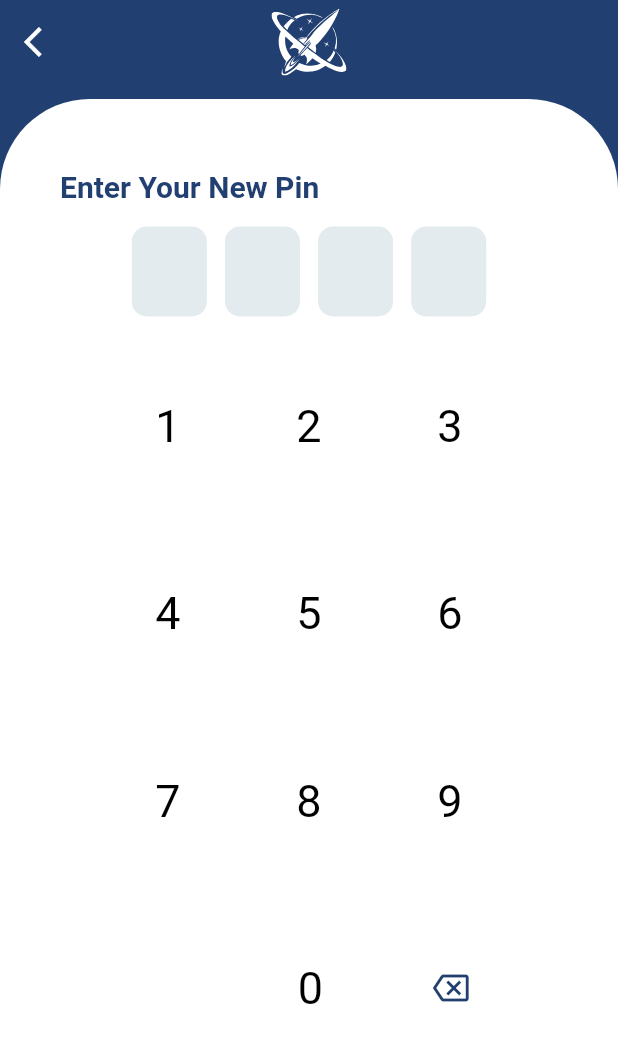
After one commit to faiqkhan480/MensaLinks, a Flutter app: the AccountCreated screen opened by its route, after a tap on "Set Your New Security PIN", on a phone screen of 412 x 824 dp. The commit adds this screen. Shown: the top 1043 px of the screen. Run offline on Flutter 3.47's test engine with Material 2 defaults, Android fonts, the phone set to English and light mode, and no system bars; drawn by our look-alikes of pin_code_fields; our stand-ins replace dropdown_button2, flutter_svg, get, liquid_progress_indicator, simple_animations; missing offline and left inert: animated_check, easy_card_scanner; Roboto replaces fonts that are missing (Ubuntu).

Commit message:
add font family & set pin screen

```diff
--- a/lib/controller/auth_controller.dart
+++ b/lib/controller/auth_controller.dart
@@ -16,6 +16,7 @@ class AuthController extends GetxController {
   TextEditingController address1 = TextEditingController();
   TextEditingController address2 = TextEditingController();
   TextEditingController poBox = TextEditingController();
+  TextEditingController pinField = TextEditingController();
   List<String> months = [
     'Jan',
     'Feb',
@@ -50,4 +51,8 @@ class AuthController extends GetxController {
     );
     log('Printing Camera Details: ');
   }
+
+  void handleChange(val) => pinField.text = pinField.text + val;
+
+  void handleDelete() => pinField.text = pinField.text.substring(0, pinField.text.length - 1);
 }
--- a/lib/lang/lang.dart
+++ b/lib/lang/lang.dart
@@ -37,6 +37,7 @@ class Lang extends Translations {
           'done': 'Done',
           'account_successfully_created': 'Account Successfully Created',
           'set_your_new_pin': 'Set Your New Security PIN',
+          'enter_your_new_pin': 'Enter Your New Pin',
           '': '',
 
         },
--- a/lib/main.dart
+++ b/lib/main.dart
@@ -21,8 +21,8 @@ class MensaLinks extends StatelessWidget {
       translations: Lang(),
       locale: Constants.currentLocale,
       fallbackLocale: const Locale('en', 'US'),
+      theme: ThemeData(fontFamily: "Ubuntu"),
       debugShowCheckedModeBanner: false,
-      // home: Splash(),
       initialRoute: AppRoutes.SPLASH,
       getPages: AppPages.list,
     );
--- a/lib/routes/app_pages.dart
+++ b/lib/routes/app_pages.dart
@@ -46,7 +46,7 @@ class AppPages {
     ),
     GetPage(
         name: AppRoutes.PIN,
-        page: () => const PinScreen()
+        page: () => PinScreen()
     ),
   ];
 }
--- a/lib/screens/auth/pin_screen.dart
+++ b/lib/screens/auth/pin_screen.dart
@@ -1,10 +1,63 @@
 import 'package:flutter/material.dart';
+import 'package:get/get.dart';
+import 'package:mensa_links/controller/auth_controller.dart';
+import 'package:mensa_links/routes/app_routes.dart';
+
+import '../../utils/colors.dart';
+import '../../utils/constants.dart';
+import '../../utils/screen_properties.dart';
+import '../../widgets/custom_pin_field.dart';
+import '../../widgets/keypad.dart';
+import '../../widgets/simple_default_layout.dart';
+import '../../widgets/title_text.dart';
 
 class PinScreen extends StatelessWidget {
-  const PinScreen({Key? key}) : super(key: key);
+  PinScreen({Key? key}) : super(key: key);
 
+  final AuthController controller = Get.find<AuthController>();
   @override
   Widget build(BuildContext context) {
-    return Container();
+    return SimpleDefaultScreenLayout(
+      child: loginOtp(),
+    );
+  }
+
+  Widget loginOtp() {
+    return Column(
+      crossAxisAlignment: CrossAxisAlignment.stretch,
+      children: [
+        Padding(
+          padding: UIStyleProperties.insetsHzt20,
+          child: TitleText(
+            text: 'enter_your_new_pin',
+            size: Constants.heading20,
+            weight: FontWeight.w700,
+            color: AppColors.primaryColor,
+          ),
+        ),
+
+        Container(
+          padding: const EdgeInsets.only(top: 15),
+          alignment: Alignment.center,
+          child: CustomPinCodeField(
+            controller: controller.pinField,
+            backgroundColor: AppColors.skyLightColor,
+            isObscured: false,
+            fieldHeight: 60,
+            cursorColor: AppColors.slightlyGrey,
+            keyboardType: TextInputType.none,
+            onComplete: (val) => Get.toNamed(AppRoutes.DOCUMENTVERIFICATION),
+            textStyle: const TextStyle(fontSize: 26, color: AppColors.white),
+          ),
+        ),
+
+        Expanded(
+          child: CustomPinKeyboard(
+            controller: controller,
+            delete: controller.handleDelete,
+          ),
+        ),
+      ],
+    );
   }
 }
--- a/lib/screens/auth/register.dart
+++ b/lib/screens/auth/register.dart
@@ -1,4 +1,5 @@
 import 'package:flutter/material.dart';
+import 'package:flutter_svg/flutter_svg.dart';
 import 'package:get/get.dart';
 import 'package:mensa_links/controller/auth_controller.dart';
 import 'package:mensa_links/routes/app_routes.dart';
@@ -20,7 +21,7 @@ class Register extends StatelessWidget {
     return SimpleDefaultScreenLayout(
       // showAppBar: false,
       showAppBarBackButton: true,
-      appbarTitle: Image.asset(Assets.logo,),
+      appbarTitle: SvgPicture.asset(Assets.logo,),
       child: RegisterForm(controller: controller,),
     );
   }
--- a/lib/utils/assets.dart
+++ b/lib/utils/assets.dart
@@ -4,7 +4,7 @@ class Assets {
   static const String _images = 'assets/images/';
   static const String _svgs = 'assets/svgs/';
   static const miniLogo = _images + 'mini_logo.png';
-  static const logo = _images + 'logo.png';
+  static const logo = _svgs + 'mensa_links_logo.svg';
   static const whiteLogo = _images + 'Group -18.png';
   static const linksLogo = _svgs + 'links_logo.svg';
 }
--- a/lib/utils/colors.dart
+++ b/lib/utils/colors.dart
@@ -13,4 +13,5 @@ class AppColors {
   static const boxBackgroundSecondaryColor = Color(0xff4e96c1);
   static const primaryLightColor = Color(0xff4569ac);
   static const primaryUltraLightColor = Color(0xffc1d0f3);
+  static const skyLightColor = Color(0xffE3EBEE);
 }
--- a/lib/utils/screen_properties.dart
+++ b/lib/utils/screen_properties.dart
@@ -39,6 +39,7 @@ class UIStyleProperties {
   static const insetsVrt8Hzt30 = EdgeInsets.symmetric(vertical: 8, horizontal: 30);
   static const insetsVrt8Hzt15 = EdgeInsets.symmetric(vertical: 8, horizontal: 15);
   static const insetsHzt15 = EdgeInsets.symmetric(vertical: 0, horizontal: 15);
+  static const insetsHzt20 = EdgeInsets.symmetric(vertical: 0, horizontal: 20);
   static const insetsTop20Hzt25 = EdgeInsets.fromLTRB(25, 20, 25, 20);
   static const insetsVrt20Hzt10 = EdgeInsets.fromLTRB(10, 20, 10, 20);
   static const insetsVrt15Hzt15 = EdgeInsets.fromLTRB(15, 15, 15, 15);
--- /dev/null
+++ b/lib/widgets/custom_pin_field.dart
@@ -0,0 +1,69 @@
+import 'package:flutter/material.dart';
+import 'package:flutter/services.dart';
+import 'package:pin_code_fields/pin_code_fields.dart';
+
+import '../utils/colors.dart';
+
+class CustomPinCodeField extends StatelessWidget {
+  final TextEditingController? controller;
+  final String? Function(String?)? validator;
+  final Function(String)? onComplete;
+  final bool isObscured;
+  final TextStyle? textStyle;
+  final Color? backgroundColor, cursorColor;
+  final double? fieldWidth, fieldHeight;
+  final TextInputType? keyboardType;
+  const CustomPinCodeField({
+    Key? key,
+    this.controller,
+    this.validator,
+    this.onComplete,
+    this.textStyle,
+    this.fieldWidth,
+    this.fieldHeight,
+    this.keyboardType,
+    this.backgroundColor,
+    this.cursorColor,
+    this.isObscured = true,
+  }) : super(key: key);
+  @override
+  Widget build(BuildContext context) {
+    return FractionallySizedBox(
+      widthFactor: .7,
+      child: PinCodeTextField(
+          cursorColor: cursorColor,
+          mainAxisAlignment: MainAxisAlignment.spaceEvenly,
+          appContext: context,
+          controller: controller,
+          onCompleted: onComplete,
+          validator: validator,
+          boxShadows: [
+            BoxShadow(
+                color:
+                    backgroundColor ?? AppColors.primaryColor.withOpacity(.8))
+          ],
+          textStyle: textStyle ??
+              const TextStyle(color: AppColors.white, fontSize: 24),
+          keyboardType: keyboardType ?? TextInputType.number,
+          inputFormatters: [FilteringTextInputFormatter.digitsOnly],
+          obscureText: isObscured,
+          pinTheme: PinTheme(
+            // inactiveFillColor: AppColors.primaryColor,
+            // activeFillColor: AppColors.primaryColor,
+            // disabledColor: AppColors.primaryColor,
+            activeColor: AppColors.transparent,
+            // // inactiveColor: AppColors.primaryColor,
+            fieldWidth: fieldWidth ?? 50,
+            fieldHeight: fieldHeight,
+            selectedColor: AppColors.transparent,
+            shape: PinCodeFieldShape.box,
+            inactiveColor: AppColors.transparent,
+            // activeFillColor: AppColors.primaryColor,
+            borderRadius: BorderRadius.circular(10),
+            selectedFillColor: AppColors.primaryColor,
+          ),
+          length: 4,
+          onChanged: (value) {}),
+    );
+  }
+}
--- /dev/null
+++ b/lib/widgets/keypad.dart
@@ -0,0 +1,124 @@
+import 'package:flutter/cupertino.dart';
+import 'package:flutter/material.dart';
+import 'package:mensa_links/utils/colors.dart';
+
+import '../controller/auth_controller.dart';
+
+class CustomPinKeyboard extends StatelessWidget {
+  final Function delete;
+  final Function? onSubmit;
+  final AuthController? controller;
+
+  const CustomPinKeyboard({Key? key, required this.delete, this.onSubmit, this.controller}) : super(key: key);
+
+  @override
+  Widget build(BuildContext context) {
+    return Container(
+      margin: const EdgeInsets.only(left: 30, right: 30),
+      padding: const EdgeInsets.only(bottom: 100),
+      child: Column(
+        mainAxisAlignment: MainAxisAlignment.spaceEvenly,
+          children: [
+            Row(
+          mainAxisAlignment: MainAxisAlignment.spaceEvenly,
+          children: [
+            numberButton(
+              number: 1,
+              //    size: buttonSize,
+              //   color: buttonColor,
+            ),
+            numberButton(
+              number: 2,
+              //     size: buttonSize,
+              //     color: buttonColor,
+            ),
+            numberButton(
+              number: 3,
+              //  size: buttonSize,
+              //   color: buttonColor,
+            ),
+          ],
+        ),
+            const SizedBox(height: 10),
+            Row(
+          mainAxisAlignment: MainAxisAlignment.spaceEvenly,
+          children: [
+            numberButton(
+              number: 4,
+              //   size: buttonSize,
+              //  color: buttonColor,
+            ),
+            numberButton(
+              number: 5,
+              //   size: buttonSize,
+              //   color: buttonColor,
+            ),
+            numberButton(
+              number: 6,
+              //  size: buttonSize,
+              //     color: buttonColor,
+            ),
+          ],
+        ),
+            const SizedBox(height: 10),
+            Row(
+              mainAxisAlignment: MainAxisAlignment.spaceEvenly,
+          children: [
+            numberButton(
+              number: 7,
+              //     size: buttonSize,
+              //   color: buttonColor,
+            ),
+            numberButton(
+              number: 8,
+              //      size: buttonSize,
+              //   color: buttonColor,
+            ),
+            numberButton(
+              number: 9,
+              //     size: buttonSize,
+              //   color: buttonColor,
+            ),
+          ],
+        ),
+            const SizedBox(height: 10),
+            Row(
+          mainAxisAlignment: MainAxisAlignment.spaceEvenly,
+          children: [
+            // this button is used to delete the last number
+            const SizedBox(
+              width: 50,
+            ),
+
+            numberButton(
+              number: 0,
+              // size: buttonSize,
+              // color: buttonColor,
+            ),
+            // this button is used to submit the entered value
+            IconButton(
+              onPressed: () => delete(),
+              icon: const Icon(
+                Icons.backspace_outlined,
+                //        color: iconColor,
+                color: AppColors.primaryColor,
+              ),
+              // iconSize: buttonSize,
+            ),
+          ],
+        ),
+      ]),
+    );
+  }
+
+  Widget numberButton({required int number}) {
+    return SizedBox(
+      child: TextButton(
+          child: Text(
+            number.toString(),
+            style: const TextStyle(fontSize: 30, color: Colors.black, fontWeight: FontWeight.w400),
+          ),
+          onPressed: () => controller!.handleChange(number.toString())),
+    );
+  }
+}
--- a/lib/widgets/simple_default_layout.dart
+++ b/lib/widgets/simple_default_layout.dart
@@ -1,4 +1,5 @@
 import 'package:flutter/material.dart';
+import 'package:flutter_svg/flutter_svg.dart';
 import 'package:get/get.dart';
 import 'package:mensa_links/utils/assets.dart';
 import 'package:mensa_links/utils/colors.dart';
@@ -56,9 +57,9 @@ class SimpleDefaultScreenLayout extends StatelessWidget {
                 centerTitle: true,
                 backgroundColor: AppColors.primaryColor,
                 elevation: 0.0,
-                title: Image.asset(
-                  Assets.miniLogo,
-                  height: kToolbarHeight,
+                title: SvgPicture.asset(
+                  Assets.logo,
+                  height: kToolbarHeight * 0.80,
                 ),
               ),
             ),
@@ -148,10 +149,13 @@ class BottomLayoutWidget extends StatelessWidget {
               Column(
                 mainAxisAlignment: MainAxisAlignment.end,
                 children: [
-                  Image.asset(
-                    logoPath ?? Assets.logo,
-                    height: size.width * .4,
+                  SvgPicture.asset(
+                      Assets.logo,
                   ),
+                  // Image.asset(
+                  //   logoPath ?? Assets.logo,
+                  //   height: size.width * .4,
+                  // ),
                   WidgetUtils.spaceVrt25,
                   isCheckMarkVisible
                       ? const CustomAnimatedCheckMark()
```
Also changed, not shown: lib/screens/splash/splash.dart (+5 -4 lines), lib/widgets/numpad.dart (added, +188 -0 lines), pubspec.yaml (+12 -25 lines), pubspec.lock, 1 other file.
